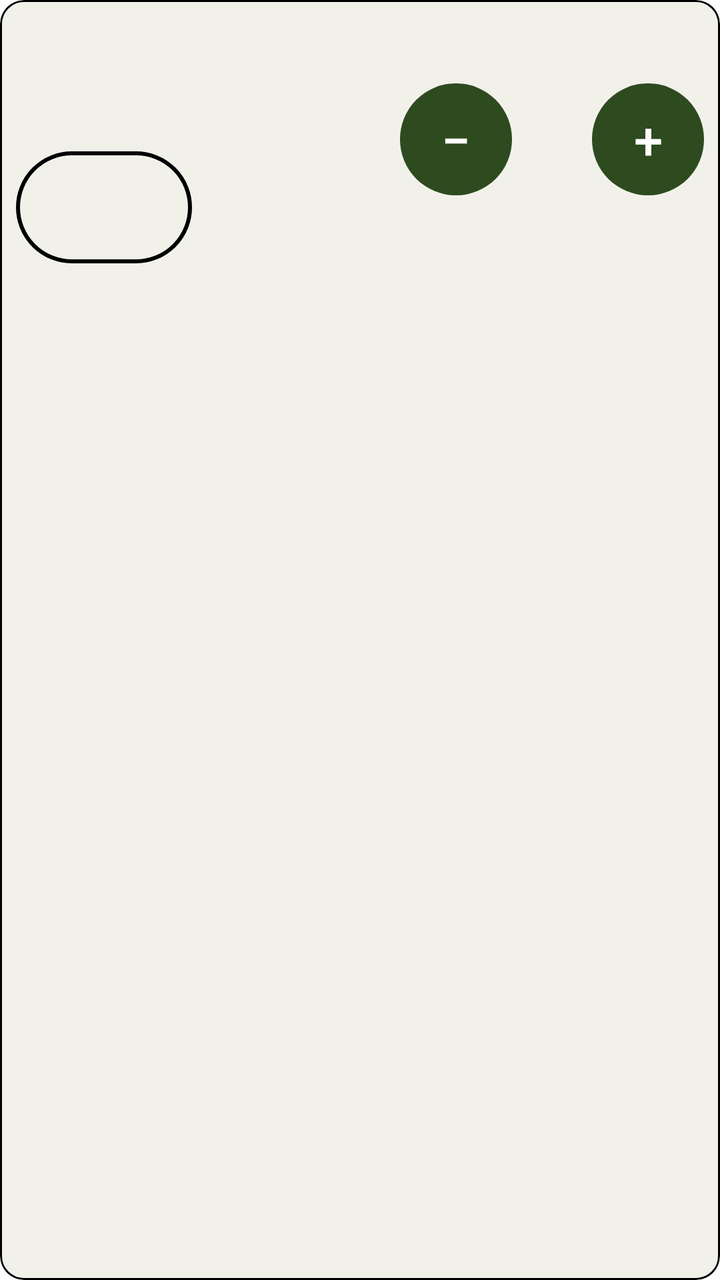
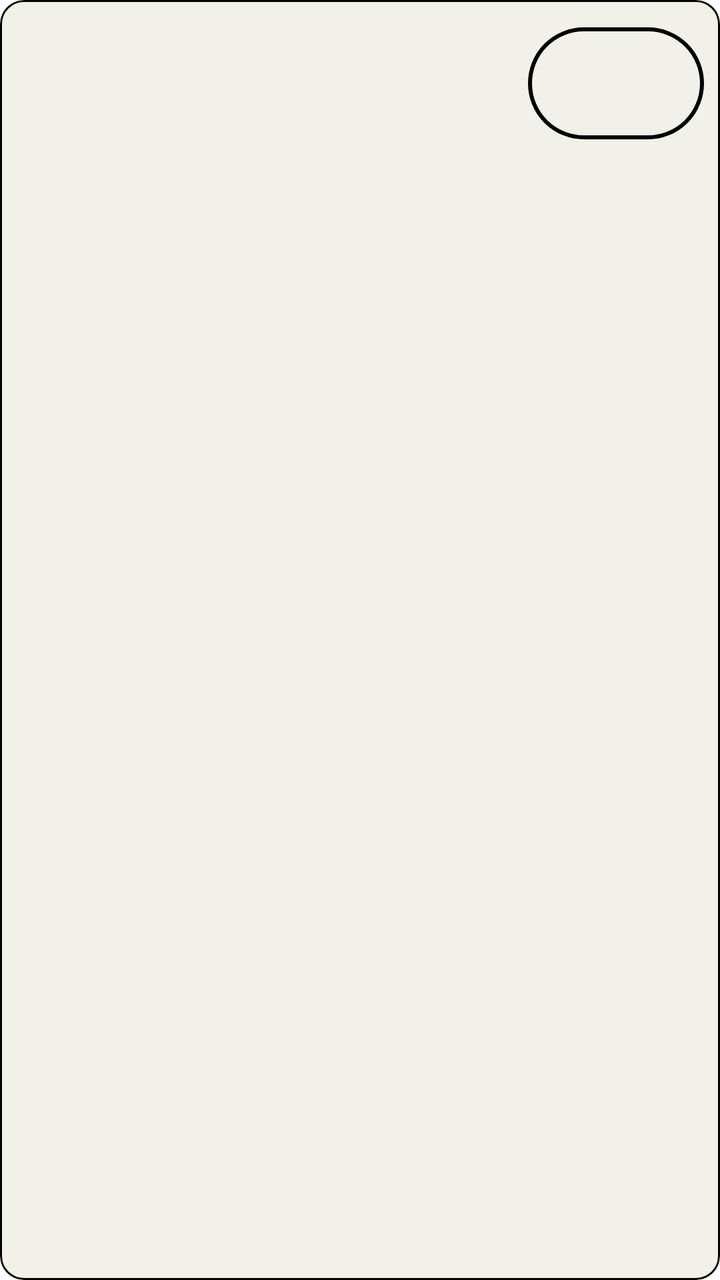

An Android layout rendered at two revisions. The XML below is the earlier revision; the diff shows what the commit changed to produce the second picture.
<!-- AndroidManifest.xml: application theme Theme.Hakshev -->
<!-- res/layout/item_soldier.xml -->
<?xml version="1.0" encoding="utf-8"?>
<com.google.android.material.card.MaterialCardView xmlns:android="http://schemas.android.com/apk/res/android"
    style="@style/HkCard"
    android:layout_width="match_parent"
    android:layout_height="wrap_content"
    android:clickable="true"
    android:focusable="true">

    <LinearLayout
        android:layout_width="match_parent"
        android:layout_height="wrap_content"
        android:gravity="center_vertical"
        android:orientation="horizontal"
        android:padding="8dp">

        <LinearLayout
            android:layout_width="0dp"
            android:layout_height="wrap_content"
            android:layout_weight="1"
            android:orientation="vertical">

            <TextView
                android:id="@+id/tvName"
                style="@style/HkBody"
                android:layout_width="match_parent"
                android:layout_height="wrap_content"
                android:textSize="20sp"
                android:textStyle="bold" />

            <TextView
                android:id="@+id/tvSub"
                style="@style/HkBody"
                android:layout_width="match_parent"
                android:layout_height="wrap_content"
                android:textSize="15sp" />

            <TextView
                android:id="@+id/tvBadges"
                android:layout_width="match_parent"
                android:layout_height="wrap_content"
                android:textColor="@color/hk_alert"
                android:textSize="15sp"
                android:textStyle="bold" />

            <com.google.android.material.button.MaterialButton
                android:id="@+id/btnStatus"
                style="@style/HkButtonOutlined"
                android:layout_width="wrap_content"
                android:layout_height="wrap_content" />
        </LinearLayout>

        <com.google.android.material.button.MaterialButton
            android:id="@+id/btnMinus"
            style="@style/HkStepButton"
            android:layout_width="56dp"
            android:layout_height="56dp"
            android:text="−" />

        <TextView
            android:id="@+id/tvWater"
            style="@style/HkBody"
            android:layout_width="40dp"
            android:layout_height="wrap_content"
            android:gravity="center"
            android:textSize="22sp"
            android:textStyle="bold" />

        <com.google.android.material.button.MaterialButton
            android:id="@+id/btnPlus"
            style="@style/HkStepButton"
            android:layout_width="56dp"
            android:layout_height="56dp"
            android:text="+" />
    </LinearLayout>
</com.google.android.material.card.MaterialCardView>
<!-- resources referenced by this layout -->
<resources>
  <color name="hk_alert">#B00020</color>
  <style name="HkBody" parent="">
          <item name="android:textSize">18sp</item>
          <item name="android:textColor">?attr/colorOnBackground</item>
      </style>
  <style name="HkButtonOutlined" parent="Widget.Material3.Button.OutlinedButton">
          <item name="android:minHeight">56dp</item>
          <item name="android:textSize">18sp</item>
          <item name="android:insetTop">0dp</item>
          <item name="android:insetBottom">0dp</item>
          <item name="strokeColor">?attr/colorOutline</item>
          <item name="strokeWidth">2dp</item>
      </style>
  <style name="HkCard" parent="Widget.Material3.CardView.Outlined">
          <item name="strokeColor">?attr/colorOutline</item>
          <item name="strokeWidth">1dp</item>
          <item name="cardBackgroundColor">?attr/colorSurface</item>
          <item name="android:layout_marginBottom">8dp</item>
      </style>
  <style name="HkStepButton" parent="Widget.Material3.Button">
          <item name="android:minWidth">56dp</item>
          <item name="android:minHeight">56dp</item>
          <item name="android:layout_width">56dp</item>
          <item name="android:layout_height">56dp</item>
          <item name="android:insetTop">0dp</item>
          <item name="android:insetBottom">0dp</item>
          <item name="android:insetLeft">0dp</item>
          <item name="android:insetRight">0dp</item>
          <item name="android:padding">0dp</item>
          <item name="android:textSize">26sp</item>
      </style>
  <style name="Theme.Hakshev" parent="Theme.Material3.DayNight.NoActionBar">
          <item name="colorPrimary">@color/hk_primary</item>
          <item name="colorOnPrimary">@color/hk_on_primary</item>
          <item name="colorSecondary">@color/hk_primary</item>
          <item name="colorOnSecondary">@color/hk_on_primary</item>
          <item name="android:colorBackground">@color/hk_bg</item>
          <item name="colorSurface">@color/hk_surface</item>
          <item name="colorOnSurface">@color/hk_text</item>
          <item name="colorOnBackground">@color/hk_text</item>
          <item name="colorSurfaceVariant">@color/hk_surface</item>
          <item name="colorOnSurfaceVariant">@color/hk_text</item>
          <item name="colorOutline">@color/hk_outline</item>
          <item name="colorError">@color/hk_alert</item>
          <item name="android:textColorPrimary">@color/hk_text</item>
          <item name="android:textColorSecondary">@color/hk_text</item>
          <item name="android:statusBarColor">@color/hk_bg</item>
          <item name="android:navigationBarColor">@color/hk_bg</item>
          <item name="materialButtonStyle">@style/HkButton</item>
      </style>
  <color name="hk_primary">#2E4A1F</color>
  <color name="hk_on_primary">#FFFFFF</color>
  <color name="hk_bg">#FFFFFF</color>
  <color name="hk_surface">#F1F1EA</color>
  <color name="hk_text">#000000</color>
  <color name="hk_outline">#000000</color>
  <style name="HkButton" parent="Widget.Material3.Button">
          <item name="android:minHeight">56dp</item>
          <item name="android:textSize">18sp</item>
          <item name="android:insetTop">0dp</item>
          <item name="android:insetBottom">0dp</item>
          <item name="android:layout_marginTop">4dp</item>
          <item name="android:layout_marginBottom">4dp</item>
      </style>
</resources>

<!-- the commit's change to res/layout/item_soldier.xml (unified diff, before → after) -->
@@ -41,35 +41,12 @@
                 android:textColor="@color/hk_alert"
                 android:textSize="15sp"
                 android:textStyle="bold" />
-
-            <com.google.android.material.button.MaterialButton
-                android:id="@+id/btnStatus"
-                style="@style/HkButtonOutlined"
-                android:layout_width="wrap_content"
-                android:layout_height="wrap_content" />
         </LinearLayout>
 
         <com.google.android.material.button.MaterialButton
-            android:id="@+id/btnMinus"
-            style="@style/HkStepButton"
-            android:layout_width="56dp"
-            android:layout_height="56dp"
-            android:text="−" />
-
-        <TextView
-            android:id="@+id/tvWater"
-            style="@style/HkBody"
-            android:layout_width="40dp"
-            android:layout_height="wrap_content"
-            android:gravity="center"
-            android:textSize="22sp"
-            android:textStyle="bold" />
-
-        <com.google.android.material.button.MaterialButton
-            android:id="@+id/btnPlus"
-            style="@style/HkStepButton"
-            android:layout_width="56dp"
-            android:layout_height="56dp"
-            android:text="+" />
+            android:id="@+id/btnStatus"
+            style="@style/HkButtonOutlined"
+            android:layout_width="wrap_content"
+            android:layout_height="wrap_content" />
     </LinearLayout>
 </com.google.android.material.card.MaterialCardView>
<!-- resource entries referenced after the edit -->
@@ -18,18 +18,6 @@
           <item name="strokeWidth">1dp</item>
           <item name="cardBackgroundColor">?attr/colorSurface</item>
           <item name="android:layout_marginBottom">8dp</item>
-      </style>
-  <style name="HkStepButton" parent="Widget.Material3.Button">
-          <item name="android:minWidth">56dp</item>
-          <item name="android:minHeight">56dp</item>
-          <item name="android:layout_width">56dp</item>
-          <item name="android:layout_height">56dp</item>
-          <item name="android:insetTop">0dp</item>
-          <item name="android:insetBottom">0dp</item>
-          <item name="android:insetLeft">0dp</item>
-          <item name="android:insetRight">0dp</item>
-          <item name="android:padding">0dp</item>
-          <item name="android:textSize">26sp</item>
       </style>
   <style name="Theme.Hakshev" parent="Theme.Material3.DayNight.NoActionBar">
           <item name="colorPrimary">@color/hk_primary</item>
